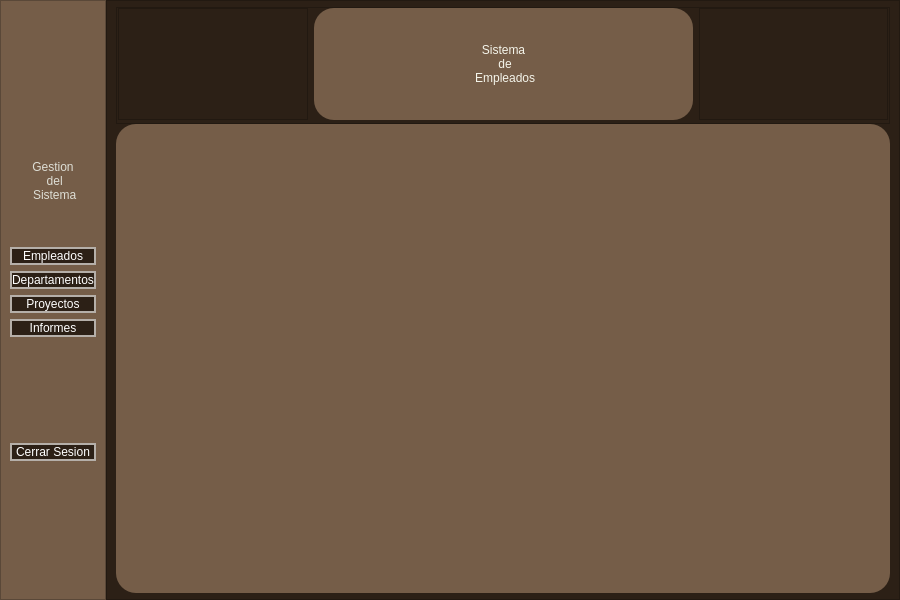
Above: ui/interfaz.ui from n1enkew/Sistema-de-Empleados before the change. Below: the same form after it.
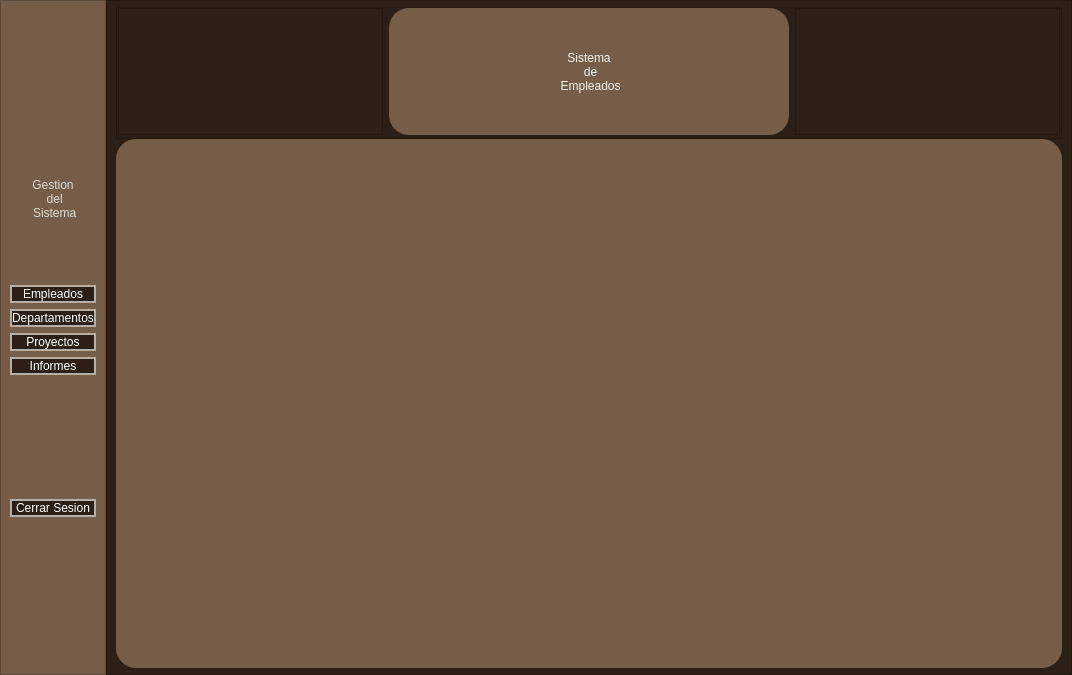
That is the form after the change.

Diff of the .ui file:
```diff
--- a/ui/interfaz.ui
+++ b/ui/interfaz.ui
@@ -6,8 +6,8 @@
    <rect>
     <x>0</x>
     <y>0</y>
-    <width>900</width>
-    <height>600</height>
+    <width>1072</width>
+    <height>675</height>
    </rect>
   </property>
   <property name="sizePolicy">
```
